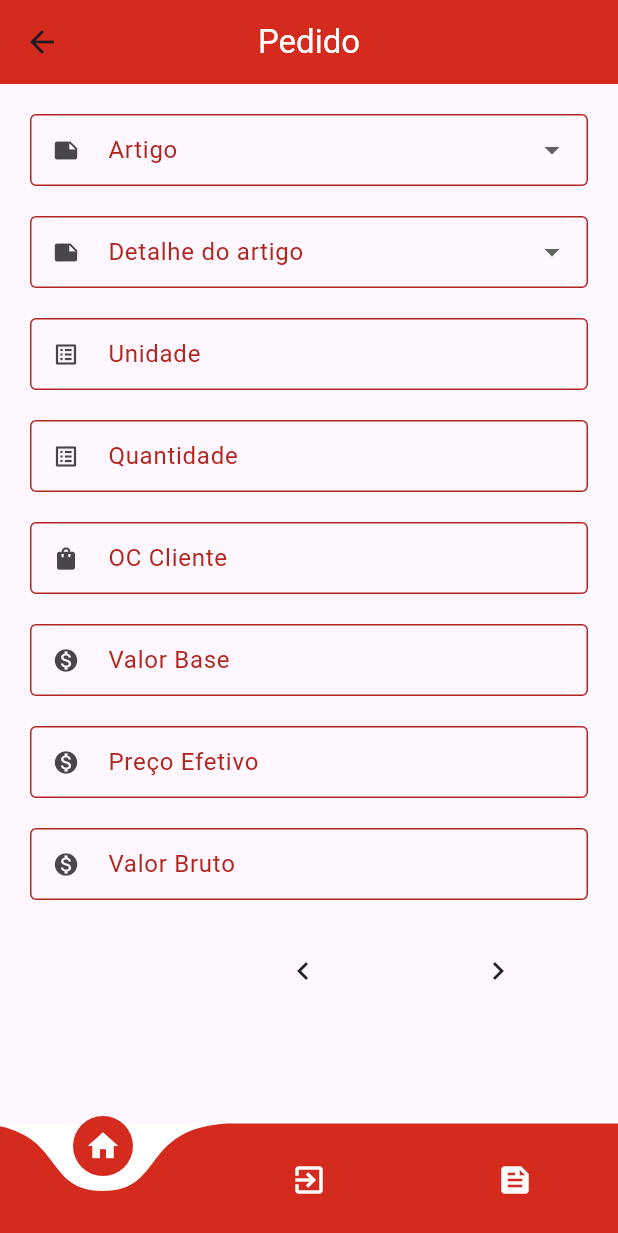
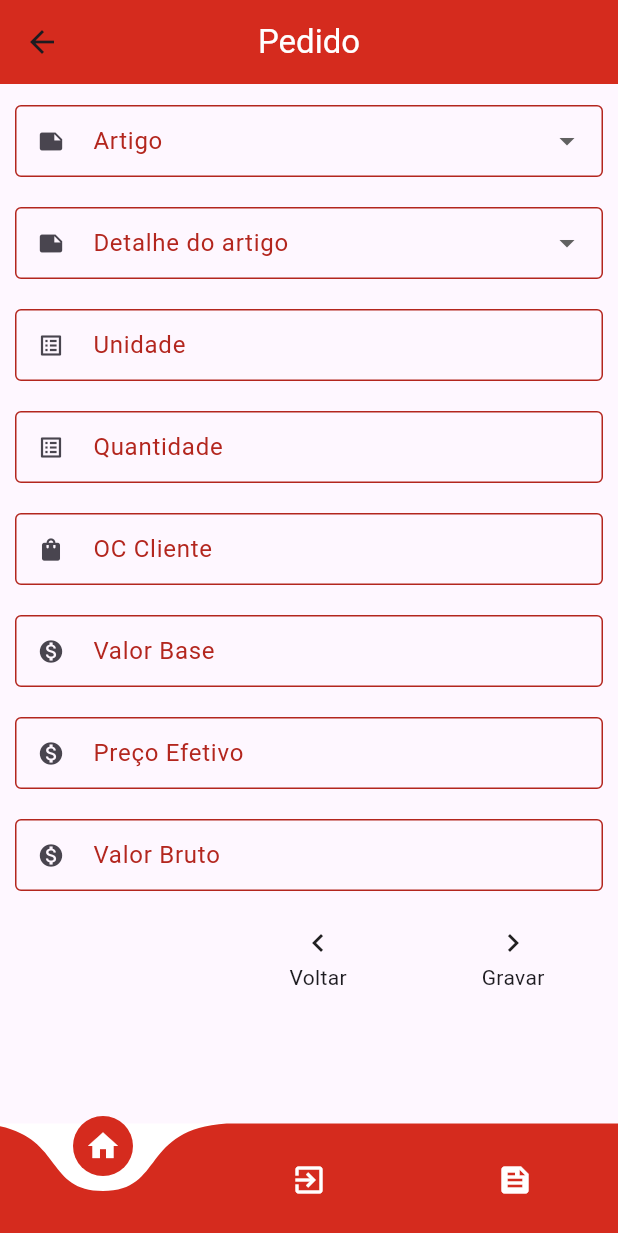
Before and after one commit to kelidss/StikVendas, a Flutter app: the PedidoPage screen opened directly, swiped to page 2, on a phone screen of 412 x 824 dp. Shown: the top 1233 px of the screen. Run offline on Flutter 3.47's test engine with Material 3 defaults, Android fonts, the phone set to English and light mode, and no system bars; drawn by our look-alikes of curved_navigation_bar; our stand-ins replace awesome_dialog, carousel_slider, mask_text_input_formatter, percent_indicator.

Commit message:
ajuste em botões e espaçamento

```diff
--- a/lib/Views/PedidoPage.dart
+++ b/lib/Views/PedidoPage.dart
@@ -114,7 +114,7 @@ class _PedidoPageState extends State<PedidoPage> {
         backgroundColor: const Color(0xFFD52B1E),
       ),
       body: Padding(
-        padding: const EdgeInsets.all(20.0),
+        padding: const EdgeInsets.all(10.0),
         child: PageView(
           physics: const NeverScrollableScrollPhysics(),
           controller: _pageController,
@@ -122,8 +122,15 @@ class _PedidoPageState extends State<PedidoPage> {
             // pagina 1
             Wrap(
               children: [
+                const Text(
+                  'Boas Vendas',
+                  style: TextStyle(
+                    color: Colors.white,
+                    fontSize: 0.5,
+                  ),
+                ),
                 const SizedBox(
-                  height: 20,
+                  height: 4,
                 ),
                 Row(
                   children: [
@@ -135,8 +142,8 @@ class _PedidoPageState extends State<PedidoPage> {
                             hintText: '00/00/0000',
                             border: const OutlineInputBorder(),
                             isDense: false,
+                            //    enabled: true,
                             labelText: 'Data Pedido',
-
                             //       errorText: DtPedidoController.text.isEmpty ? 'campo obrigatorio' : null,
                             //    errorBorder: OutlineInputBorder(
                             // borderSide: BorderSide(color: Colors.red)
@@ -227,7 +234,6 @@ class _PedidoPageState extends State<PedidoPage> {
                     if (value == null || value == '') {
                       return '';
                     }
-                    //  return null;
                   },
                   autovalidateMode: AutovalidateMode.always,
                 ),
@@ -322,8 +328,7 @@ class _PedidoPageState extends State<PedidoPage> {
                   ],
                   decoration: InputDecoration(
                       prefixIcon: const Icon(Icons.list),
-                      border:
-                          const OutlineInputBorder(borderSide: BorderSide()),
+                      border: OutlineInputBorder(borderSide: BorderSide()),
                       isDense: false,
                       labelText: 'Tipo de Cobrança',
                       floatingLabelStyle: MaterialStateTextStyle.resolveWith(
@@ -339,7 +344,6 @@ class _PedidoPageState extends State<PedidoPage> {
                     if (value == null || value == '') {
                       return '';
                     }
-                    return null;
                   },
                   autovalidateMode: AutovalidateMode.always,
                 ),
@@ -379,7 +383,6 @@ class _PedidoPageState extends State<PedidoPage> {
                     if (value == null || value == '') {
                       return '';
                     }
-                    return null;
                   },
                   autovalidateMode: AutovalidateMode.always,
                 ),
@@ -421,11 +424,15 @@ class _PedidoPageState extends State<PedidoPage> {
                         child: const SizedBox(
                           width: 80,
                           height: 45,
-                          child: Center(
-                            child: Icon((Icons.navigate_next)),
-                          ),
-                        ),
-                      ),
+                          child: Column(
+                      mainAxisAlignment: MainAxisAlignment.start,
+                      children: [Icon(Icons.navigate_next,
+                      // size:18
+                       ),SizedBox(height:1),
+                      Text('Avançar')]))),
+                        ///  ),
+                       // ),
+                     // ),
                     ],
                   ),
                 ),
@@ -433,9 +440,17 @@ class _PedidoPageState extends State<PedidoPage> {
             ),
             Wrap(
               children: [
+                const Text(
+                  'Boas Vendas',
+                  style: TextStyle(
+                    color: Colors.white,
+                    fontSize: 0.5,
+                  ),
+                ),
                 const SizedBox(
-                  height: 55,
+                  height: 4,
                 ),
+                const SizedBox(height: 1),
                 DropdownButtonFormField<String>(
                   value: _selectedArtigo,
                   onChanged: (value) {
@@ -475,7 +490,7 @@ class _PedidoPageState extends State<PedidoPage> {
                   },
                   autovalidateMode: AutovalidateMode.always,
                 ),
-                const SizedBox(height: 10),
+                const SizedBox(height: 55),
                 DropdownButtonFormField<String>(
                   value: _selectedDetalheDoArtigo,
                   onChanged: (newValue) {
@@ -651,7 +666,6 @@ class _PedidoPageState extends State<PedidoPage> {
                     if (value == null || value == '') {
                       return '';
                     }
-                    return null;
                   },
                   autovalidateMode: AutovalidateMode.always,
                 ),
@@ -681,7 +695,6 @@ class _PedidoPageState extends State<PedidoPage> {
                     if (value == null || value == '') {
                       return '';
                     }
-                    return null;
                   },
                   autovalidateMode: AutovalidateMode.always,
                 ),
@@ -712,8 +725,12 @@ class _PedidoPageState extends State<PedidoPage> {
                         child: const SizedBox(
                           width: 100,
                           height: 50,
-                          child: Center(
-                            child: Icon(Icons.navigate_before),
+                          child: Column(
+                            mainAxisAlignment: MainAxisAlignment.start,
+                            children: [Icon(Icons.navigate_before),
+                            SizedBox(height: 1,),
+                            Text('Voltar')
+                            ],
                           ),
                         ),
                       ),
@@ -755,9 +772,14 @@ class _PedidoPageState extends State<PedidoPage> {
                         child: const SizedBox(
                           width: 100,
                           height: 50,
-                          child: Center(child: Icon(Icons.navigate_next)),
-                        ),
-                      ),
+                         child: Column(
+                 //     mainAxisAlignment: MainAxisAlignment.center,
+                      children: [Icon(Icons.navigate_next,
+                      // size:18
+                       ),SizedBox(height:1),
+                      Text('Gravar')]))),
+                     //   ),
+                    //  ),
                       const SizedBox(width: 10),
                     ],
                   ),
--- a/lib/main.dart
+++ b/lib/main.dart
@@ -23,12 +23,12 @@ class MyApp extends StatelessWidget {
       initialRoute:
       '/', // Rota inicial
       routes: {
-        '/': (context) => HomePage(), // Página inicial
+        '/': (context) => const LoginPage(), // Página inicial
         '/feeds': (context) => FeedsPage(),
         '/estoque': (context) => const EstoquePage(),
         '/faturamento': (context) => const FaturamentoPage(),
         // '/login': (context) => LoginPage(),
-        //'/home': (context) => HomePage(),
+        '/home': (context) => HomePage(),
       },
     );
   }
```
Also changed, not shown: lib/Models/Model_Pedido.dart (added).
